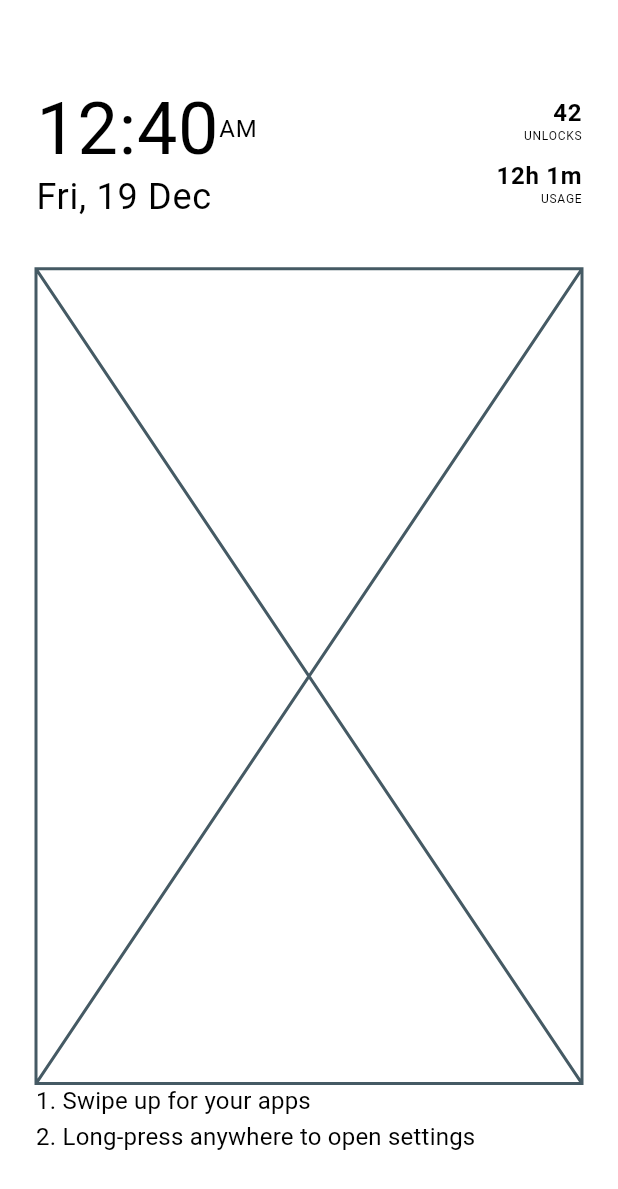
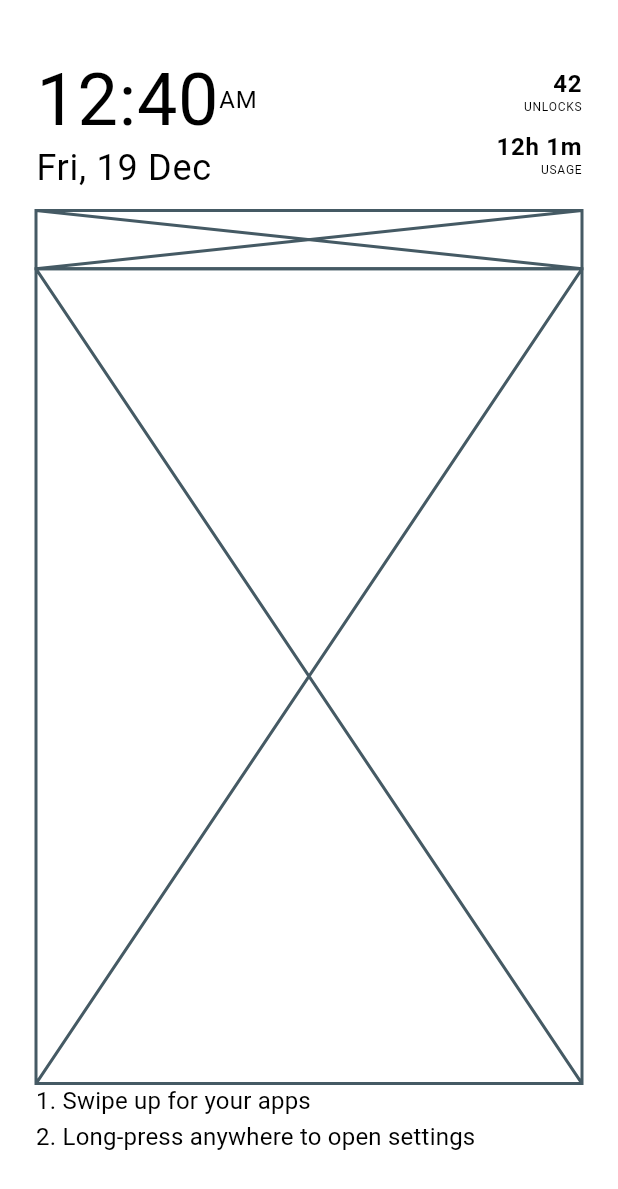
Before and after one commit to tarunvelagala/void_minimalist_launcher, a Flutter app: the screen it shows after launch, on a phone screen of 412 x 824 dp. Shown: the top 1189 px of the screen. Run offline on Flutter 3.47's test engine with Material 3 defaults, Android fonts, the phone set to English and light mode, and no system bars; our stand-ins replace responsive_framework.

Commit message:
feat: introduce GlanceSection widget, integrate it into the homepage, and adjust responsive layout flex values.

```diff
--- a/lib/core/theme/app_layout.dart
+++ b/lib/core/theme/app_layout.dart
@@ -44,9 +44,9 @@ class AppLayout {
   static int headerFlex(BuildContext context) => ResponsiveValue<int>(
     context,
     conditionalValues: [
-      const Condition.equals(name: MOBILE, value: 20),
-      const Condition.equals(name: TABLET, value: 20),
-      const Condition.largerThan(name: TABLET, value: 20),
+      const Condition.equals(name: MOBILE, value: 15),
+      const Condition.equals(name: TABLET, value: 15),
+      const Condition.largerThan(name: TABLET, value: 15),
     ],
   ).value;
   static int appsFlex(BuildContext context) => ResponsiveValue<int>(
@@ -65,4 +65,13 @@ class AppLayout {
       const Condition.largerThan(name: TABLET, value: 10),
     ],
   ).value;
+
+  static int glanceFlex(BuildContext context) => ResponsiveValue<int>(
+    context,
+    conditionalValues: [
+      const Condition.equals(name: MOBILE, value: 5),
+      const Condition.equals(name: TABLET, value: 5),
+      const Condition.largerThan(name: TABLET, value: 5),
+    ],
+  ).value;
 }
--- a/lib/features/home/homepage.dart
+++ b/lib/features/home/homepage.dart
@@ -1,5 +1,6 @@
 import 'package:flutter/material.dart';
 import 'package:return_zero/core/theme/app_layout.dart';
+import 'package:return_zero/features/home/widgets/glance/glance_section.dart';
 import 'widgets/header/home_header_section.dart';
 import 'widgets/home_apps.dart';
 import 'widgets/onboarding/onboarding_section.dart';
@@ -26,6 +27,7 @@ class _HomepageState extends State<Homepage> {
                 mainAxisAlignment: MainAxisAlignment.center,
                 children: [
                   HomeHeaderSection(),
+                  GlanceSection(),
                   HomeApps(),
                   OnboardingSection(),
                 ],
--- /dev/null
+++ b/lib/features/home/widgets/glance/glance_section.dart
@@ -0,0 +1,34 @@
+import 'package:flutter/material.dart';
+import 'package:return_zero/core/theme/app_layout.dart';
+
+class GlanceSection extends StatefulWidget {
+  const GlanceSection({super.key});
+
+  @override
+  State<GlanceSection> createState() => _GlanceSectionState();
+}
+
+class _GlanceSectionState extends State<GlanceSection>
+    with SingleTickerProviderStateMixin {
+  late AnimationController _controller;
+
+  @override
+  void initState() {
+    super.initState();
+    _controller = AnimationController(vsync: this);
+  }
+
+  @override
+  void dispose() {
+    _controller.dispose();
+    super.dispose();
+  }
+
+  @override
+  Widget build(BuildContext context) {
+    return Expanded(
+      flex: AppLayout.glanceFlex(context),
+      child: const Placeholder(),
+    );
+  }
+}
--- a/lib/features/home/widgets/header/home_glance_display.dart
+++ /dev/null
@@ -1,11 +0,0 @@
-import 'package:flutter/material.dart';
-import 'package:return_zero/core/theme/app_typography.dart';
-
-class HomeGlanceDisplay extends StatelessWidget {
-  const HomeGlanceDisplay({super.key});
-
-  @override
-  Widget build(BuildContext context) {
-    return Text("Glance", style: AppTypography.titleMedium(context));
-  }
-}
```
